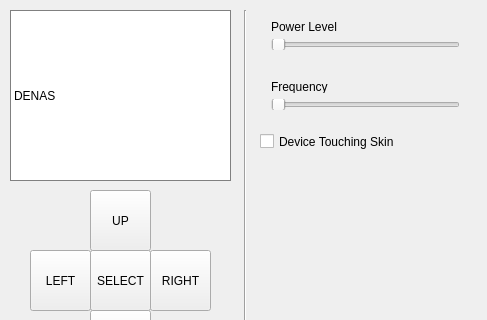
This is source/Denas/mainwindow.ui in ahmadank/DenasOnQT as Qt 5 draws it before an edit; both pictures show x 0 to 487 and y 0 to 320 of the 487 by 472 pixel window. The edited form follows.
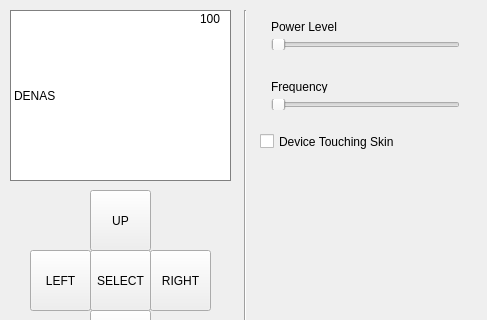
This is the edited form.

Commit message: battery header

```diff
--- a/source/Denas/mainwindow.ui
+++ b/source/Denas/mainwindow.ui
@@ -254,6 +254,19 @@
      <string>Device Touching Skin</string>
     </property>
    </widget>
+   <widget class="QLabel" name="percentLabel">
+    <property name="geometry">
+     <rect>
+      <x>200</x>
+      <y>10</y>
+      <width>31</width>
+      <height>17</height>
+     </rect>
+    </property>
+    <property name="text">
+     <string>100</string>
+    </property>
+   </widget>
   </widget>
  </widget>
  <layoutdefault spacing="6" margin="11"/>
```
The commit also changes 1 other file.
